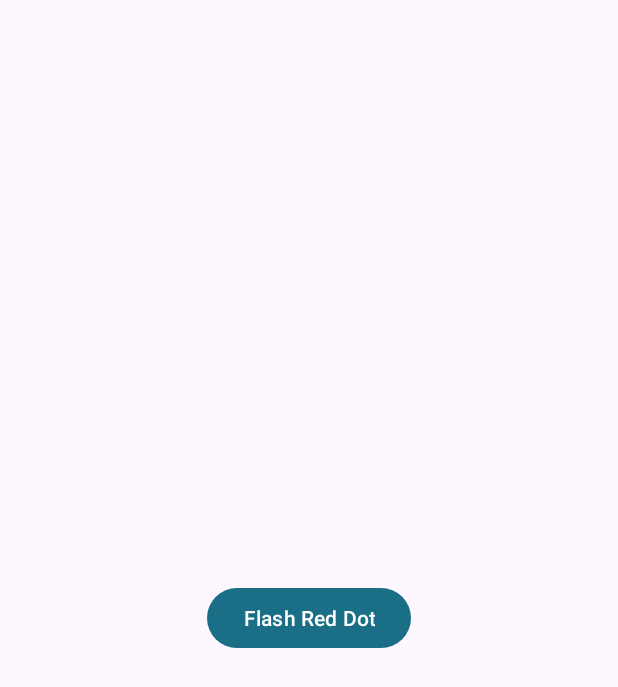
After one commit to izblet/musical-games, an Android app: the fragment BluetoothFragment shown on its own in the app's theme, on a phone screen of 412 x 824 dp. The commit adds this screen. Shown: the top 687 px of the screen. Run offline under Robolectric (Android 15) with nearby library versions, the light colour scheme and no system bars.

```diff
--- /dev/null
+++ b/app/src/main/java/com/example/musicalgames/BluetoothFragment.kt
@@ -0,0 +1,90 @@
+package com.example.musicalgames
+
+import android.bluetooth.BluetoothAdapter
+import android.bluetooth.BluetoothDevice
+import android.bluetooth.BluetoothManager
+import android.bluetooth.BluetoothSocket
+import android.content.Intent
+import android.os.Bundle
+import android.view.LayoutInflater
+import android.view.View
+import android.view.ViewGroup
+import android.widget.Button
+import androidx.core.content.ContextCompat.getSystemService
+import androidx.fragment.app.Fragment
+import java.io.IOException
+import java.io.OutputStream
+import java.util.*
+
+class BluetoothFragment : Fragment() {
+
+    private lateinit var flashButton: Button
+
+    private val bluetoothAdapter: BluetoothAdapter? by lazy {
+        val bluetoothManager = requireActivity().getSystemService(BluetoothManager::class.java)
+        bluetoothManager?.adapter
+    }
+    private var bluetoothSocket: BluetoothSocket? = null
+    private var outputStream: OutputStream? = null
+
+    override fun onCreateView(
+        inflater: LayoutInflater, container: ViewGroup?,
+        savedInstanceState: Bundle?
+    ): View? {
+        val view = inflater.inflate(R.layout.fragment_bluetooth, container, false)
+        flashButton = view.findViewById(R.id.flashButton)
+        flashButton.setOnClickListener { sendFlashSignal() }
+        return view
+    }
+
+    override fun onViewCreated(view: View, savedInstanceState: Bundle?) {
+        super.onViewCreated(view, savedInstanceState)
+        setupBluetooth()
+    }
+
+    private fun setupBluetooth() {
+        if (bluetoothAdapter == null) {
+            // Bluetooth is not supported on this device
+            // Handle accordingly
+        } else {
+            if (!bluetoothAdapter!!.isEnabled) {
+                val enableBtIntent = Intent(BluetoothAdapter.ACTION_REQUEST_ENABLE)
+                //activity?.startActivityForResult(enableBtIntent, REQUEST_ENABLE_BT)
+                // Bluetooth is not enabled, prompt user to enable it
+                // You can use the same code as shown in the previous example
+            } else {
+                // Bluetooth is enabled, proceed with device discovery and connection
+                // Implement device discovery and connection logic here
+            }
+        }
+    }
+
+    private fun sendFlashSignal() {
+        // Implement logic to send flash signal to the other device
+        // For example, write to the output stream of the Bluetooth socket
+        // to signal the other device to flash the red dot
+    }
+
+    private fun connectToDevice(device: BluetoothDevice) {
+        // Implement logic to connect to the selected Bluetooth device
+        // For example, create a Bluetooth socket and establish a connection
+    }
+
+    private fun disconnect() {
+        // Implement logic to disconnect from the Bluetooth device
+        // For example, close the Bluetooth socket and release resources
+    }
+
+    private fun showError(message: String) {
+        // Implement logic to display an error message to the user
+    }
+
+    private fun showToast(message: String) {
+        // Implement logic to display a toast message to the user
+    }
+
+    override fun onDestroy() {
+        super.onDestroy()
+        disconnect()
+    }
+}
--- a/app/src/main/java/com/example/musicalgames/IToolbarTitleUpdater.kt
+++ b/app/src/main/java/com/example/musicalgames/IToolbarTitleUpdater.kt
@@ -1,3 +1,5 @@
 package com.example.musicalgames
 
-interface IToolbarTitleUpdater
+interface IToolbarTitleUpdater {
+    fun updateToolbarTitle(title: String)
+}
--- a/app/src/main/java/com/example/musicalgames/MainActivity.kt
+++ b/app/src/main/java/com/example/musicalgames/MainActivity.kt
@@ -11,7 +11,7 @@ import android.view.Menu
 import android.view.MenuItem
 import com.example.musicalgames.databinding.ActivityMainBinding
 
-class MainActivity : AppCompatActivity(), ToolbarTitleUpdater {
+class MainActivity : AppCompatActivity(), IToolbarTitleUpdater {
 
     private lateinit var appBarConfiguration: AppBarConfiguration
     private lateinit var binding: ActivityMainBinding
--- /dev/null
+++ b/app/src/main/res/layout/fragment_bluetooth.xml
@@ -0,0 +1,12 @@
+<RelativeLayout xmlns:android="http://schemas.android.com/apk/res/android"
+    android:layout_width="match_parent"
+    android:layout_height="match_parent">
+
+    <Button
+        android:id="@+id/flashButton"
+        android:layout_width="wrap_content"
+        android:layout_height="wrap_content"
+        android:text="Flash Red Dot"
+        android:layout_centerInParent="true" />
+
+</RelativeLayout>
```
Also changed, not shown: app/src/main/AndroidManifest.xml (+19 -2 lines), app/src/main/java/com/example/musicalgames/BluetoothActivity.kt (added, +61 -0 lines), app/src/main/java/com/example/musicalgames/SecondFragment.kt (+7 -12 lines), app/src/main/res/layout/activity_bluetooth.xml (added, +14 -0 lines).
